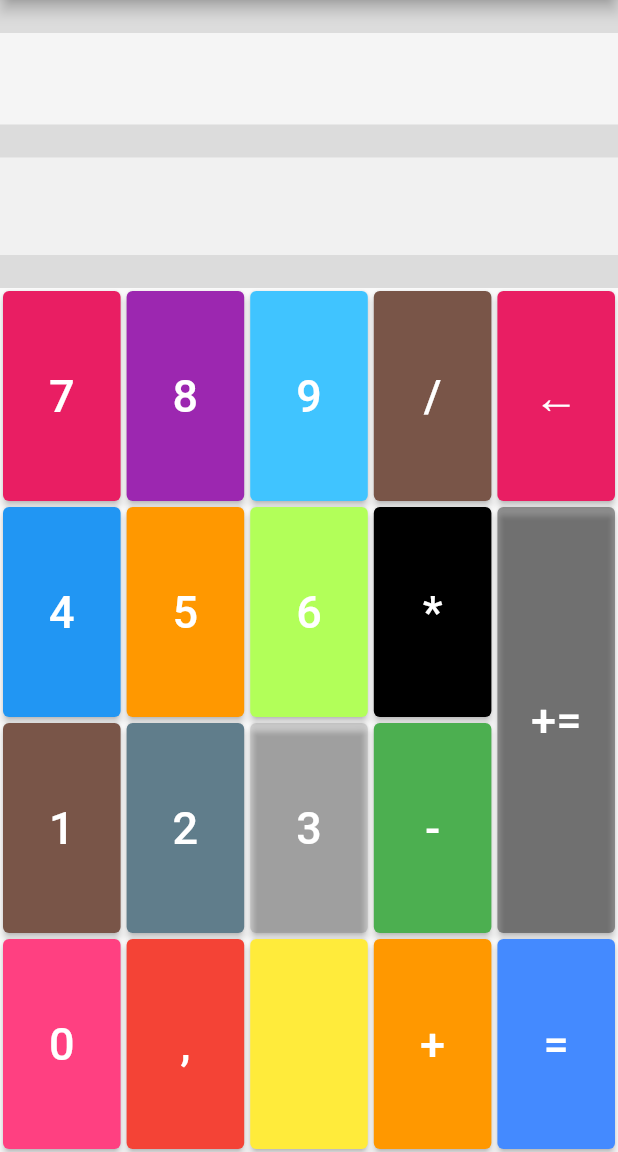
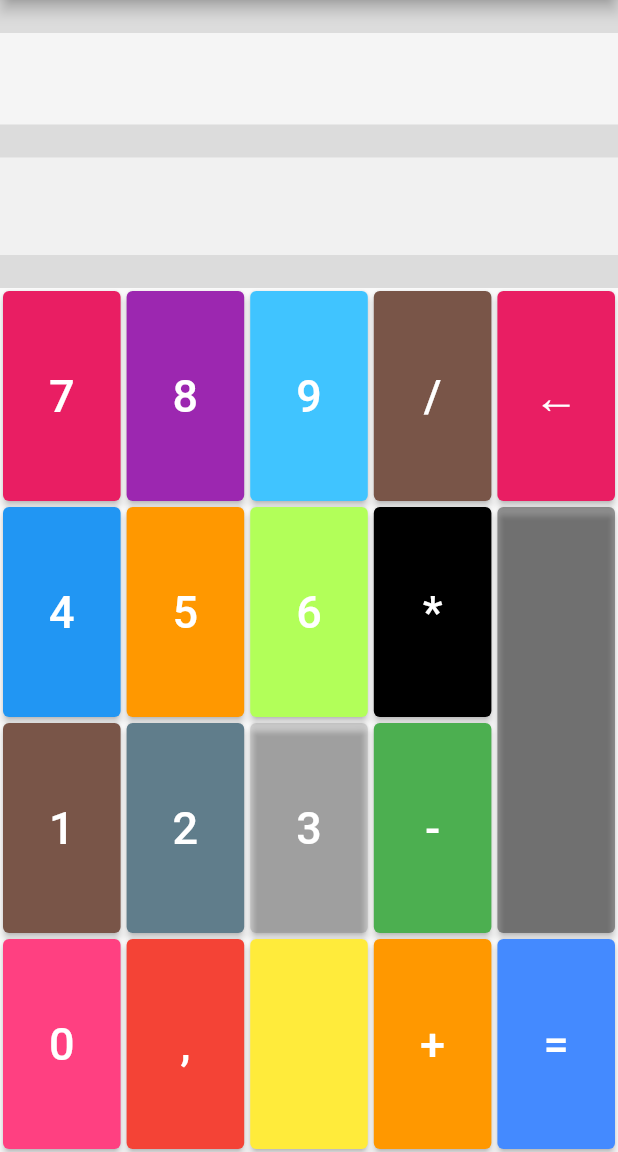
Before and after one commit to cecattot/calculadoraFlutter, a Flutter app: the screen it shows after launch, on a phone screen of 412 x 824 dp, the part 84-1236 px from its top. Run offline on Flutter 3.47's test engine with Material 2 defaults, Android fonts, the phone set to English and light mode, and no system bars; our stand-ins replace math_expressions.

Commit message:
Update main.dart

```diff
--- a/lib/main.dart
+++ b/lib/main.dart
@@ -156,16 +156,13 @@ class _MyHomePageState extends State<MyHomePage> {
                           child: Container(child: ElevatedButton(
                             style: TextButton.styleFrom(backgroundColor: Colors.black38),
                             onPressed: (){
-                            setState(() {
-                              userInput += answer;
-                            });
                             },
-                          child: Text("+=", style: new TextStyle(fontSize: 30),),
+                            child: Text("", style: new TextStyle(fontSize: 30),),
                           ),
                             width: MediaQuery.of(context).size.width,
                             height: MediaQuery.of(context).size.height,
                             margin: new EdgeInsets.all(2.0),
-                        ),
+                          )
                       ),
                     ],),
                   ),
```
Lines whose indentation alone changed are shown as unchanged.
